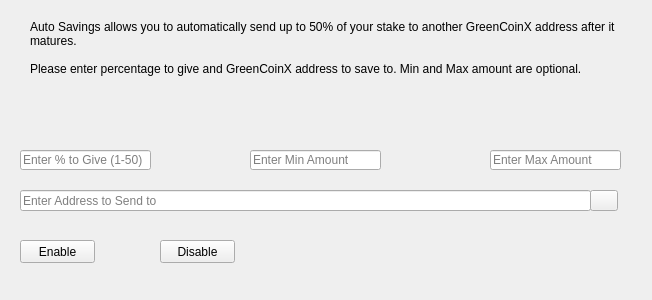
Before: the Qt Designer form src/qt/forms/savingsdialog.ui in nuggetbram/CO2XCoin, drawn with Qt 5.
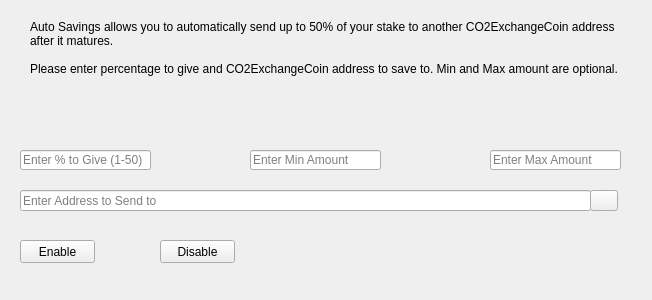
After: the same form once the commit is applied. Icons and pictures are not drawn.

Patch:
```diff
--- a/src/qt/forms/savingsdialog.ui
+++ b/src/qt/forms/savingsdialog.ui
@@ -61,9 +61,9 @@
     <number>1</number>
    </property>
    <property name="text">
-    <string>Auto Savings allows you to automatically send up to 50% of your stake to another GreenCoinX address after it matures.
+    <string>Auto Savings allows you to automatically send up to 50% of your stake to another CO2ExchangeCoin address after it matures.
 
-Please enter percentage to give and GreenCoinX address to save to. Min and Max amount are optional.</string>
+Please enter percentage to give and CO2ExchangeCoin address to save to. Min and Max amount are optional.</string>
    </property>
    <property name="alignment">
     <set>Qt::AlignLeading|Qt::AlignLeft|Qt::AlignTop</set>
```
